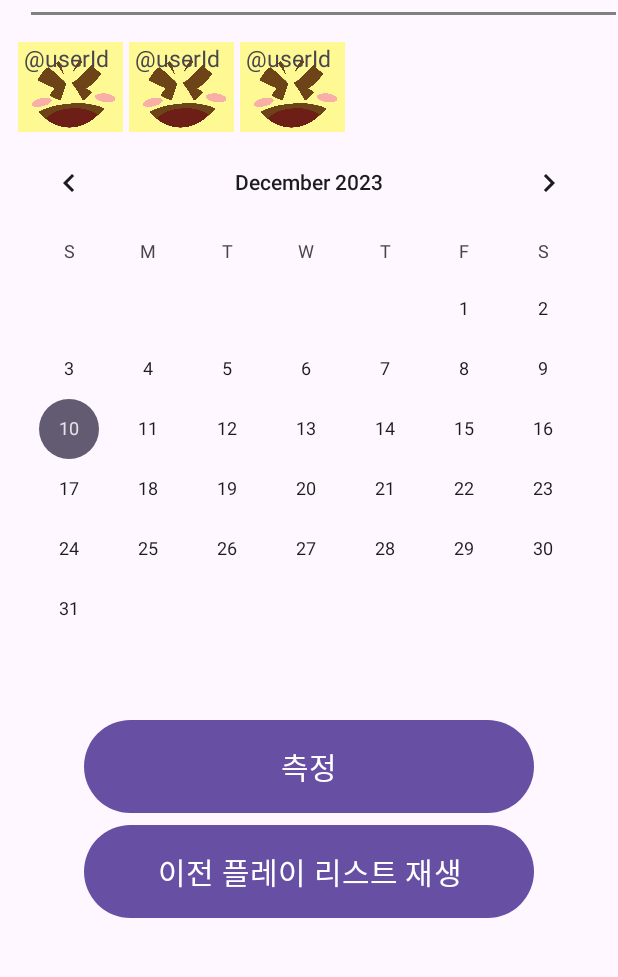
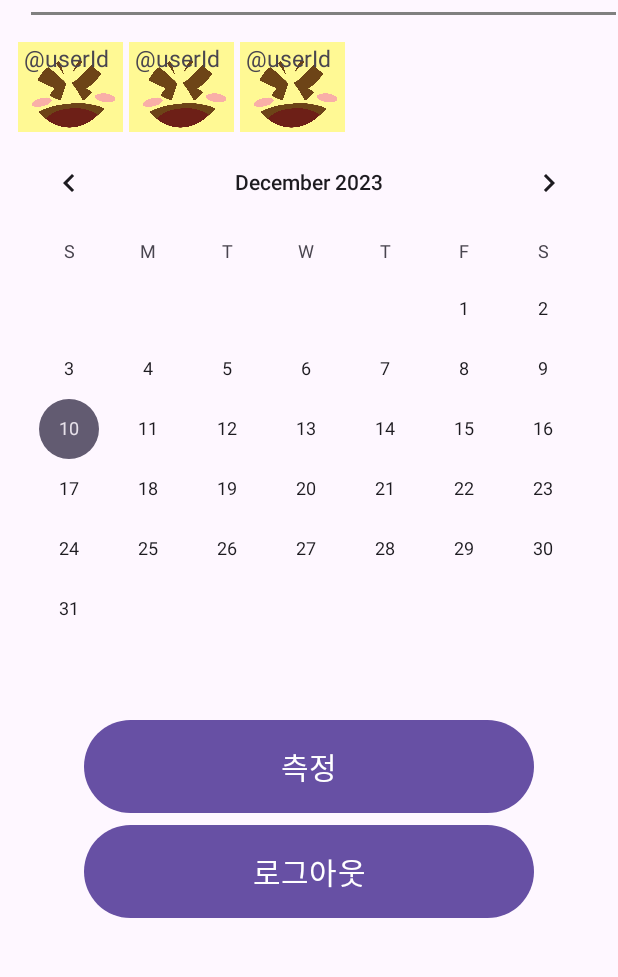
Before and after one commit to kimvideo/Front, an Android app: the layout activity_main.xml on its own in the app's theme, with its tools: preview values and no code run, on a phone screen of 412 x 824 dp, the part 120-1097 px from its top. Run offline under Robolectric (Android 15) with nearby library versions, the light colour scheme and no system bars.

Commit message:
추가..

```diff
--- /dev/null
+++ b/app/src/main/java/com/enomusence/projectgm/ListAdapter.kt
@@ -0,0 +1,3 @@
+package com.enomusence.projectgm
+
+class ListAdapter (val feeling: String="", val date: String="")
--- a/app/src/main/java/com/enomusence/projectgm/ResultActivity.kt
+++ b/app/src/main/java/com/enomusence/projectgm/ResultActivity.kt
@@ -44,6 +44,10 @@ class ResultActivity : AppCompatActivity() {
                         // 문서가 존재하면 데이터를 가져와서 TextView에 설정합니다.
                         val data = documentSnapshot.getString("feeling")
                         textView.text = data
+
+                        //감정 데이터 불러오기
+
+
                         if(textView.text == "Positive"){
                             imageView.setImageResource(R.drawable.happy)
 
--- a/app/src/main/java/com/enomusence/projectgm/friendData.kt
+++ b/app/src/main/java/com/enomusence/projectgm/friendData.kt
@@ -1,3 +1,3 @@
 package com.enomusence.projectgm
 
-class friendData( val Userid: String, val State: String)
+class friendData( val feeling: String, val date: String)
--- a/app/src/main/java/com/enomusence/projectgm/storyAdapter.kt
+++ b/app/src/main/java/com/enomusence/projectgm/storyAdapter.kt
@@ -17,8 +17,8 @@ class storyAdapter (val itemList: ArrayList<friendData>): RecyclerView.Adapter<s
     }
 
     override fun onBindViewHolder(holder:stroyViewHolder, position: Int) {
-        holder.userid.text=itemList[position].Userid
-        holder.userimg.text=itemList[position].State
+       // holder.userid.text=itemList[position].Userid
+        //holder.userimg.text=itemList[position].State
 
     }
     inner class stroyViewHolder(itemView: View) : RecyclerView.ViewHolder(itemView) {
--- a/app/src/main/res/layout/activity_main.xml
+++ b/app/src/main/res/layout/activity_main.xml
@@ -121,7 +121,7 @@
                     android:gravity="center"
                     android:layout_width="300dp"
                     android:layout_height="70dp"
-                    android:text="이전 플레이 리스트 재생"
+                    android:text="로그아웃"
                     android:textSize="20dp" />
 
             </LinearLayout>
```
Also changed, not shown: app/src/main/java/com/enomusence/projectgm/MainActivity.kt (+14 -2 lines).
